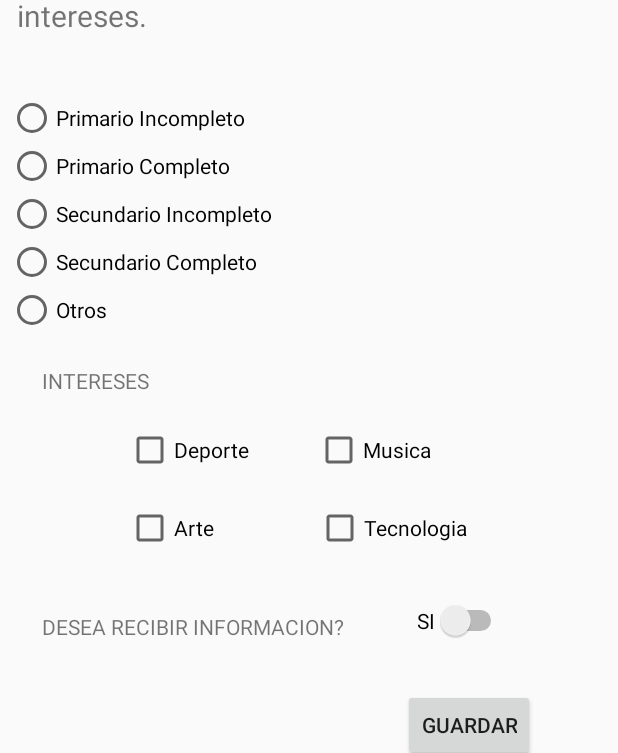
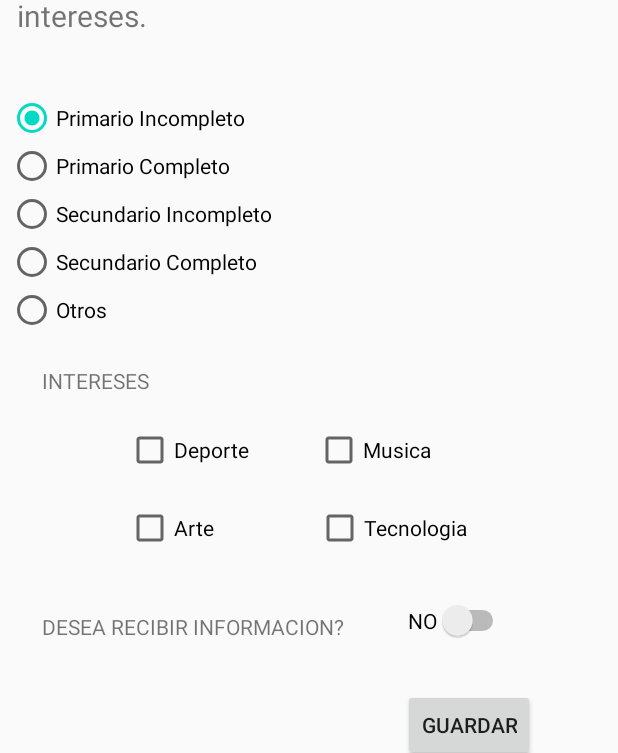
Before and after one commit to dangelomartin/PATP2, an Android app: the contactForm screen opened directly, with no data from a screen before it, in the options menu, after a tap on "Listado de Contactos", on a phone screen of 412 x 824 dp. Shown: the part 252-1005 px from the top of the screen. Run offline under Robolectric (Android 15) with nearby library versions, the phone set to English and light mode, and no system bars.

Commit message:
Contacts can be saved and listed!

```diff
--- a/app/src/main/java/com/example/pa_tp2/Activities/MainActivity.java
+++ b/app/src/main/java/com/example/pa_tp2/Activities/MainActivity.java
@@ -1,11 +1,11 @@
 package com.example.pa_tp2.Activities;
-
-import androidx.appcompat.app.AppCompatActivity;
 
 import android.content.Intent;
 import android.os.Bundle;
 import android.view.Menu;
 import android.view.MenuItem;
+
+import androidx.appcompat.app.AppCompatActivity;
 
 import com.example.pa_tp2.R;
 
--- a/app/src/main/java/com/example/pa_tp2/Activities/contactForm.java
+++ b/app/src/main/java/com/example/pa_tp2/Activities/contactForm.java
@@ -1,6 +1,4 @@
 package com.example.pa_tp2.Activities;
-
-import androidx.appcompat.app.AppCompatActivity;
 
 import android.content.Intent;
 import android.graphics.Color;
@@ -11,7 +9,8 @@ import android.view.View;
 import android.widget.ArrayAdapter;
 import android.widget.EditText;
 import android.widget.Spinner;
-import android.widget.TextView;
+
+import androidx.appcompat.app.AppCompatActivity;
 
 import com.example.pa_tp2.Builders.UserBuilder;
 import com.example.pa_tp2.R;
@@ -21,31 +20,18 @@ import java.util.Objects;
 
 public class contactForm extends AppCompatActivity {
 
-    private Spinner spinnerEmail, spinnerPhone;
-    private EditText firstName,lastName,phone,email,address,date;
-
     @Override
     protected void onCreate(Bundle savedInstanceState) {
         super.onCreate(savedInstanceState);
         setContentView(R.layout.activity_contact_form);
-
-        //toma de datos:
-        firstName = findViewById(R.id.input_firstname);
-        lastName = findViewById(R.id.input_lastname);
-        phone = findViewById(R.id.input_phone);
-        address = findViewById(R.id.input_address);
-        email = findViewById(R.id.input_email);
-        date = findViewById(R.id.input_date);
-        spinnerEmail = findViewById(R.id.spinnerEmail);
-        spinnerPhone = findViewById(R.id.spinnerPhone);
 
         String [] options = {"Casa","Trabajo", "Movil"};
 
         ArrayAdapter <String> adapter = new ArrayAdapter<>
                 (this, android.R.layout.simple_spinner_item, options);
 
-        spinnerEmail.setAdapter(adapter);
-        spinnerPhone.setAdapter(adapter);
+        ((Spinner) findViewById(R.id.spinnerEmail)).setAdapter(adapter);
+        ((Spinner) findViewById(R.id.spinnerPhone)).setAdapter(adapter);
     }
 
     // Metodo para mostrar u ocultar el menu
@@ -74,11 +60,16 @@ public class contactForm extends AppCompatActivity {
                     ((EditText) findViewById(R.id.input_firstname)).getText().toString(),
                     ((EditText) findViewById(R.id.input_lastname)).getText().toString(),
                     ((EditText) findViewById(R.id.input_phone)).getText().toString(),
+                    ((EditText) findViewById(R.id.input_email)).getText().toString(),
                     ((EditText) findViewById(R.id.input_address)).getText().toString(),
-                    ((EditText) findViewById(R.id.input_email)).getText().toString(),
                     ((EditText) findViewById(R.id.input_date)).getText().toString(),
                     ((Spinner) findViewById(R.id.spinnerEmail)).getSelectedItemPosition(),
                     ((Spinner) findViewById(R.id.spinnerPhone)).getSelectedItemPosition());
+
+            Snackbar snackbar = Snackbar.make(view, "Excelente!", Snackbar.LENGTH_SHORT);
+            snackbar.getView().setBackgroundColor(Color.GREEN);
+            snackbar.setDuration(3500); // 3 segundos y medio
+            snackbar.show();
 
             startActivity(new Intent(this, contactForm2.class));
             finish();
--- a/app/src/main/java/com/example/pa_tp2/Database/ContactsTable.java
+++ b/app/src/main/java/com/example/pa_tp2/Database/ContactsTable.java
@@ -1,8 +1,6 @@
 package com.example.pa_tp2.Database;
 
 import android.provider.BaseColumns;
-
-import java.util.Date;
 
 public class ContactsTable {
     public static abstract class Entry implements BaseColumns {
@@ -11,7 +9,9 @@ public class ContactsTable {
         public static final String NAME = "name";
         public static final String LAST_NAME = "last_name";
         public static final String PHONE = "phone";
+        public static final String PHONE_TYPE = "phone_type";
         public static final String EMAIL = "email";
+        public static final String EMAIL_TYPE = "email_type";
         public static final String ADDRESS = "address";
         public static final String BORN_DATE = "bornDate";
         public static final String STUDY = "study";
--- a/app/src/main/java/com/example/pa_tp2/Database/DatabaseManager.java
+++ b/app/src/main/java/com/example/pa_tp2/Database/DatabaseManager.java
@@ -1,8 +1,11 @@
 package com.example.pa_tp2.Database;
 
 import android.content.Context;
+import android.database.Cursor;
 import android.database.sqlite.SQLiteDatabase;
 import android.database.sqlite.SQLiteOpenHelper;
+
+import com.example.pa_tp2.Interfaces.Entity;
 
 public class DatabaseManager extends SQLiteOpenHelper {
     public static final int DATABASE_VERSION = 1;
@@ -38,4 +41,15 @@ public class DatabaseManager extends SQLiteOpenHelper {
     public void onUpgrade(SQLiteDatabase db, int oldVersion, int newVersion) {
         // No hay operaciones
     }
+
+    public long save(String tableName, Entity entity) {
+        return this.getWritableDatabase().insert(
+                tableName,
+                null,
+                entity.toContentValues());
+    }
+
+    public Cursor find(String query) {
+        return this.getReadableDatabase().rawQuery(query, null);
+    }
 }
--- /dev/null
+++ b/app/src/main/java/com/example/pa_tp2/Interfaces/Entity.java
@@ -0,0 +1,7 @@
+package com.example.pa_tp2.Interfaces;
+
+import android.content.ContentValues;
+
+public interface Entity {
+    ContentValues toContentValues();
+}
--- a/app/src/main/res/layout/activity_contact_form2.xml
+++ b/app/src/main/res/layout/activity_contact_form2.xml
@@ -30,7 +30,7 @@
         app:layout_constraintTop_toBottomOf="@+id/text_FormularioDeContacto2" />
 
     <RadioGroup
-        android:id="@+id/radioGroup"
+        android:id="@+id/study"
         android:layout_width="401dp"
         android:layout_height="169dp"
         android:layout_marginTop="29dp"
@@ -39,31 +39,32 @@
         app:layout_constraintTop_toBottomOf="@+id/text_info2">
 
         <RadioButton
-            android:id="@+id/rd_primarioIncompleto"
+            android:id="@+id/rb_0"
             android:layout_width="match_parent"
             android:layout_height="wrap_content"
+            android:checked="true"
             android:text="@string/rd_1" />
 
         <RadioButton
-            android:id="@+id/rd_primarioCompleto"
+            android:id="@+id/rb_1"
             android:layout_width="match_parent"
             android:layout_height="wrap_content"
             android:text="@string/rd_2" />
 
         <RadioButton
-            android:id="@+id/rd_secundarioIncompleto"
+            android:id="@+id/rb_2"
             android:layout_width="match_parent"
             android:layout_height="wrap_content"
             android:text="@string/rd_3" />
 
         <RadioButton
-            android:id="@+id/rd_secundarioCompleto"
+            android:id="@+id/rb_3"
             android:layout_width="match_parent"
             android:layout_height="wrap_content"
             android:text="@string/rd_4" />
 
         <RadioButton
-            android:id="@+id/rd_otros"
+            android:id="@+id/rb_4"
             android:layout_width="match_parent"
             android:layout_height="wrap_content"
             android:text="@string/rd_5" />
@@ -77,10 +78,10 @@
         android:layout_marginTop="52dp"
         android:text="@string/tw_intereses1"
         app:layout_constraintStart_toStartOf="parent"
-        app:layout_constraintTop_toBottomOf="@+id/radioGroup" />
+        app:layout_constraintTop_toBottomOf="@+id/study" />
 
     <CheckBox
-        android:id="@+id/checkBox7"
+        android:id="@+id/cb_arte"
         android:layout_width="wrap_content"
         android:layout_height="wrap_content"
         android:layout_marginStart="84dp"
@@ -90,7 +91,7 @@
         app:layout_constraintTop_toBottomOf="@+id/cb_deporte" />
 
     <CheckBox
-        android:id="@+id/checkBox8"
+        android:id="@+id/cb_musica"
         android:layout_width="wrap_content"
         android:layout_height="wrap_content"
         android:layout_marginStart="44dp"
@@ -99,10 +100,10 @@
         app:layout_constraintEnd_toEndOf="parent"
         app:layout_constraintHorizontal_bias="0.0"
         app:layout_constraintStart_toEndOf="@+id/cb_deporte"
-        app:layout_constraintTop_toBottomOf="@+id/radioGroup" />
+        app:layout_constraintTop_toBottomOf="@+id/study" />
 
     <CheckBox
-        android:id="@+id/checkBox9"
+        android:id="@+id/cb_techno"
         android:layout_width="wrap_content"
         android:layout_height="wrap_content"
         android:layout_marginStart="44dp"
@@ -110,20 +111,21 @@
         android:text="@string/tw_intereses4"
         app:layout_constraintEnd_toEndOf="parent"
         app:layout_constraintHorizontal_bias="0.195"
-        app:layout_constraintStart_toEndOf="@+id/checkBox7"
-        app:layout_constraintTop_toBottomOf="@+id/checkBox8" />
+        app:layout_constraintStart_toEndOf="@+id/cb_arte"
+        app:layout_constraintTop_toBottomOf="@+id/cb_musica" />
 
     <Switch
-        android:id="@+id/switch1"
+        android:id="@+id/receiveInformation"
         android:layout_width="wrap_content"
         android:layout_height="wrap_content"
         android:layout_marginTop="32dp"
         android:layout_marginEnd="60dp"
-        android:text="@string/tw_si"
+        android:text="@string/tw_no"
+        android:textAlignment="textEnd"
         app:layout_constraintEnd_toEndOf="parent"
         app:layout_constraintHorizontal_bias="0.771"
         app:layout_constraintStart_toEndOf="@+id/tw_info"
-        app:layout_constraintTop_toBottomOf="@+id/checkBox9" />
+        app:layout_constraintTop_toBottomOf="@+id/cb_techno" />
 
     <TextView
         android:id="@+id/tw_info"
@@ -133,7 +135,7 @@
         android:layout_marginTop="40dp"
         android:text="@string/tw_desea"
         app:layout_constraintStart_toStartOf="parent"
-        app:layout_constraintTop_toBottomOf="@+id/checkBox7" />
+        app:layout_constraintTop_toBottomOf="@+id/cb_arte" />
 
     <TextView
         android:id="@+id/tw_Intereses"
@@ -143,19 +145,20 @@
         android:layout_marginTop="12dp"
         android:text="@string/tw_intereses"
         app:layout_constraintStart_toStartOf="parent"
-        app:layout_constraintTop_toBottomOf="@+id/radioGroup" />
+        app:layout_constraintTop_toBottomOf="@+id/study" />
 
     <Button
         android:id="@+id/btn_guarar"
         android:layout_width="wrap_content"
         android:layout_height="wrap_content"
         android:layout_marginTop="32dp"
+        android:onClick="save"
         android:text="@string/bt_guardar"
         app:layout_constraintBottom_toBottomOf="parent"
         app:layout_constraintEnd_toEndOf="parent"
         app:layout_constraintHorizontal_bias="0.829"
         app:layout_constraintStart_toStartOf="parent"
-        app:layout_constraintTop_toBottomOf="@+id/switch1"
+        app:layout_constraintTop_toBottomOf="@+id/receiveInformation"
         app:layout_constraintVertical_bias="0.0" />
 
 </androidx.constraintlayout.widget.ConstraintLayout>
--- a/app/src/main/res/values/strings.xml
+++ b/app/src/main/res/values/strings.xml
@@ -28,7 +28,7 @@
     <string name="tw_intereses3">Musica</string>
     <string name="tw_intereses4">Tecnologia</string>
     <string name="tw_desea">DESEA RECIBIR INFORMACION?</string>
-    <string name="tw_si">SI</string>
+    <string name="tw_no">NO</string>
     <string name="bt_guardar">GUARDAR</string>
     <string name="tw_info">Este es un formulario destinado al registro de personas,
         sus datos personales e intereses.</string>
```
Also changed, not shown: app/build.gradle (+6 -2 lines), app/src/main/java/com/example/pa_tp2/Activities/contactForm2.java (+56 -6 lines), app/src/main/java/com/example/pa_tp2/Interfaces/Interests.java (added, +8 -0 lines), app/src/main/java/com/example/pa_tp2/Mocks/UserMock.java (added, +29 -0 lines), app/src/main/java/com/example/pa_tp2/Models/User.java (+6 -9 lines), app/src/main/java/com/example/pa_tp2/Models/UserInterest.java (added, +27 -0 lines), app/src/main/java/com/example/pa_tp2/Services/UserService.java (+64 -2 lines).
